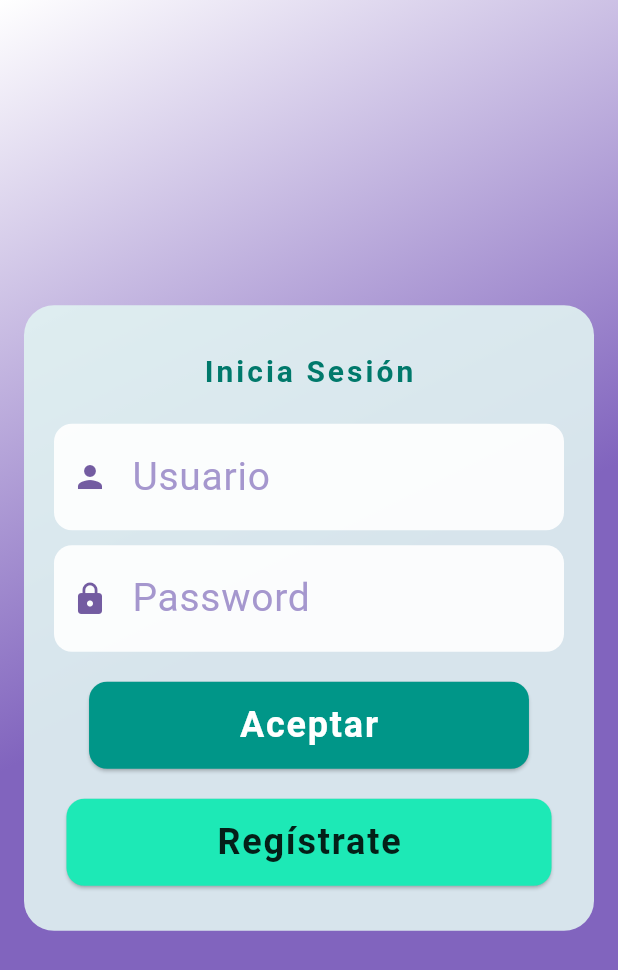
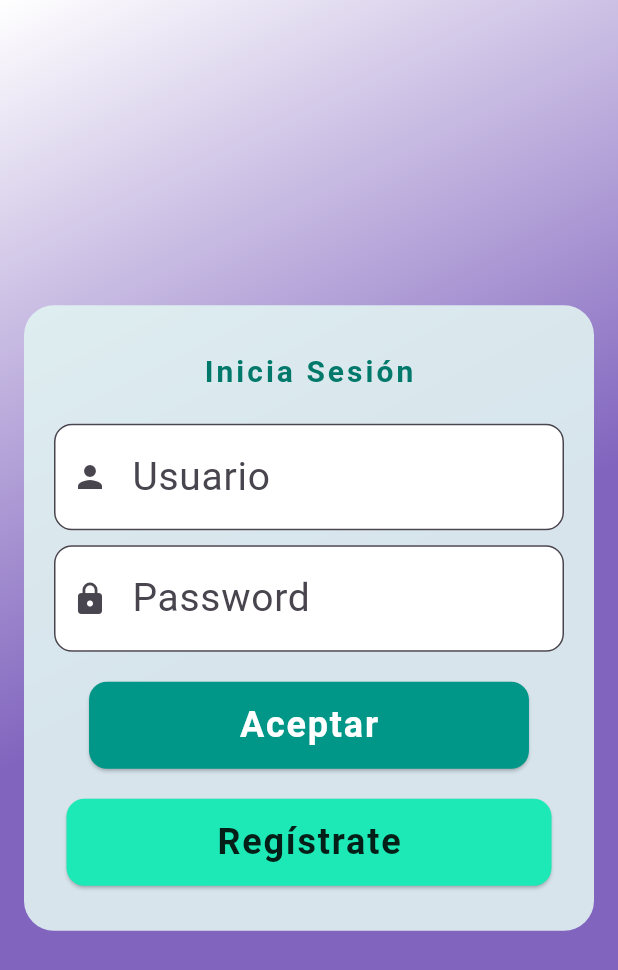
Before and after one commit to Yunuet-castillo/Aplicacion, a Flutter app: the screen it shows after launch, on a phone screen of 412 x 824 dp. Shown: the top 970 px of the screen. Run offline on Flutter 3.47's test engine with Material 3 defaults, Android fonts, the phone set to English and light mode, and no system bars; our stand-ins replace google_fonts; Roboto replaces fonts that are missing (Comic Sans MS).

Commit message:
cuarto cambio

```diff
--- a/lib/main.dart
+++ b/lib/main.dart
@@ -110,7 +110,7 @@ class LoginScreen extends StatelessWidget {
                   SizedBox(height: 20),
                   ElevatedButton(
                     onPressed: () {
-                      // para iniciar sesión
+                      // Lógica para iniciar sesión
                     },
                     style: ElevatedButton.styleFrom(
                       backgroundColor: Colors.teal,
@@ -132,7 +132,11 @@ class LoginScreen extends StatelessWidget {
                   SizedBox(height: 20),
                   ElevatedButton(
                     onPressed: () {
-                      // para registrarse
+                      Navigator.push(
+                        context,
+                        MaterialPageRoute(
+                            builder: (context) => RegistrationForm()),
+                      );
                     },
                     style: ElevatedButton.styleFrom(
                       backgroundColor: Colors.tealAccent.shade400,
@@ -160,6 +164,26 @@ class LoginScreen extends StatelessWidget {
     );
   }
 
+  // Método para crear los TextFields reutilizables
+  Widget _buildTextField(IconData icon, String hint,
+      {bool isPassword = false}) {
+    return TextField(
+      obscureText: isPassword,
+      decoration: InputDecoration(
+        prefixIcon: Icon(icon),
+        hintText: hint,
+        border: OutlineInputBorder(
+          borderRadius: BorderRadius.circular(12),
+        ),
+        filled: true,
+        fillColor: Colors.white,
+      ),
+    );
+  }
+}
+
+// Clase de ejemplo para RegistrationForm
+
 Widget _buildTextField(IconData icon, String hintText,
     {bool isPassword = false}) {
   return TextField(
@@ -177,7 +201,6 @@ class LoginScreen extends StatelessWidget {
       ),
     ),
   );
-  }
 }
 
 class RegistrationForm extends StatefulWidget {
```
Lines whose indentation alone changed are shown as unchanged.
